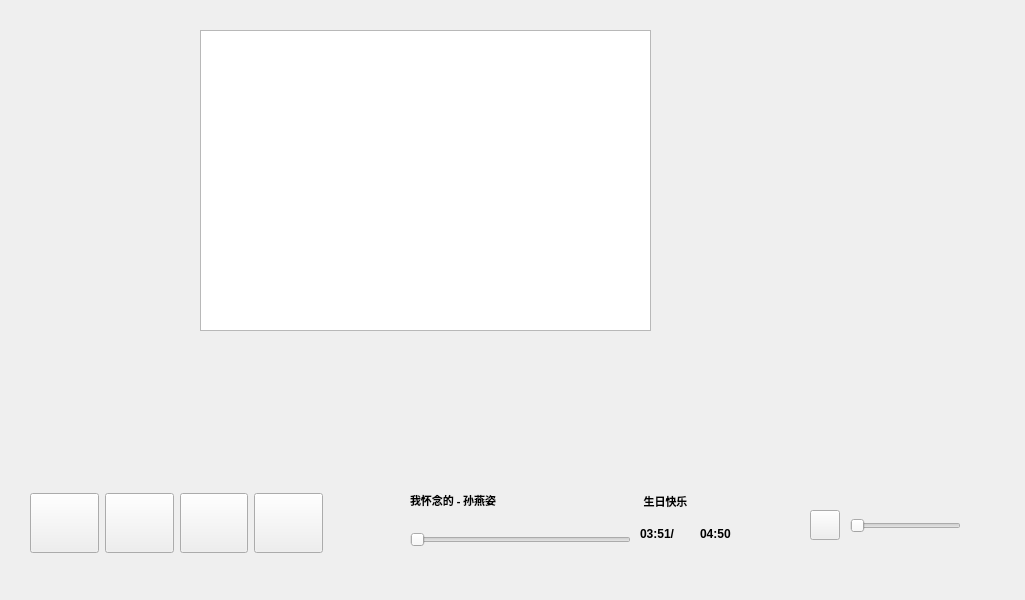
First picture: the form in Player/widget.ui, repository Burningfoam/QtMusicPlayer, before the edit.
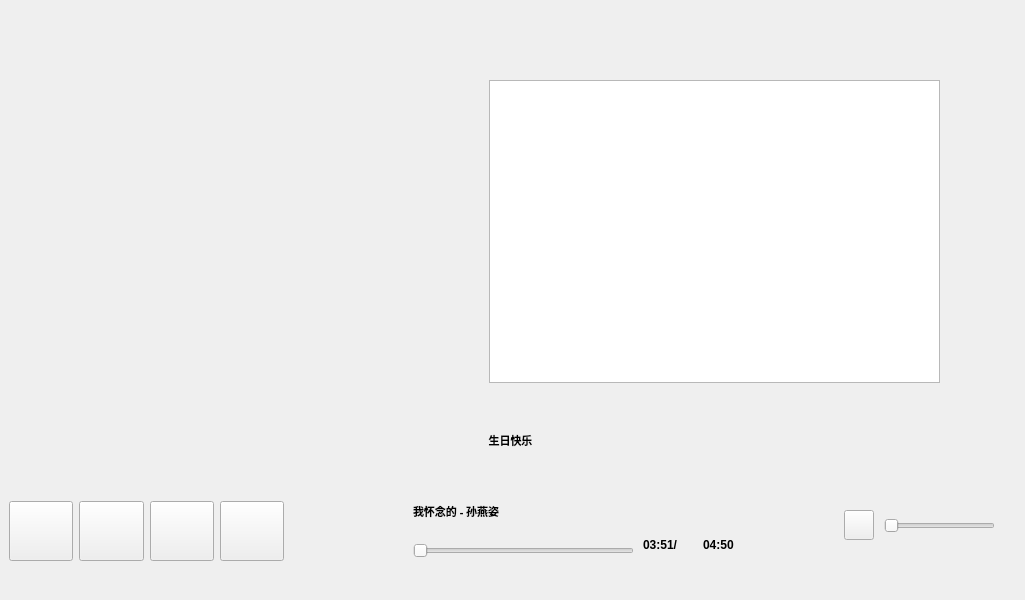
Second picture: the form after the edit. Custom widgets are drawn as their Qt base class.

What changed in the file:
```diff
--- a/Player/widget.ui
+++ b/Player/widget.ui
@@ -13,33 +13,45 @@
   <property name="windowTitle">
    <string>Widget</string>
   </property>
-  <widget class="QListWidget" name="musicList">
+  <widget class="QLabel" name="currentLyric">
    <property name="geometry">
     <rect>
-     <x>200</x>
-     <y>30</y>
-     <width>451</width>
-     <height>301</height>
+     <x>300</x>
+     <y>420</y>
+     <width>421</width>
+     <height>41</height>
     </rect>
    </property>
+   <property name="font">
+    <font>
+     <pointsize>8</pointsize>
+     <bold>true</bold>
+    </font>
+   </property>
+   <property name="text">
+    <string>生日快乐</string>
+   </property>
+   <property name="alignment">
+    <set>Qt::AlignCenter</set>
+   </property>
   </widget>
-  <widget class="QWidget" name="widget_4" native="true">
+  <widget class="QWidget" name="">
    <property name="geometry">
     <rect>
-     <x>20</x>
-     <y>460</y>
-     <width>971</width>
-     <height>121</height>
+     <x>0</x>
+     <y>480</y>
+     <width>1015</width>
+     <height>103</height>
     </rect>
    </property>
+   <layout class="QHBoxLayout" name="horizontalLayout_3">
+    <item>
    <widget class="QWidget" name="widget" native="true">
-    <property name="geometry">
-     <rect>
-      <x>10</x>
-      <y>20</y>
+      <property name="minimumSize">
+       <size>
       <width>293</width>
       <height>86</height>
-     </rect>
+       </size>
     </property>
     <layout class="QHBoxLayout" name="horizontalLayout">
      <item>
@@ -96,14 +108,33 @@
      </item>
     </layout>
    </widget>
+    </item>
+    <item>
+     <spacer name="horizontalSpacer_2">
+      <property name="minimumSize">
+       <size>
+        <width>21</width>
+        <height>23</height>
+       </size>
+      </property>
+      <property name="orientation">
+       <enum>Qt::Horizontal</enum>
+      </property>
+      <property name="sizeHint" stdset="0">
+       <size>
+        <width>18</width>
+        <height>20</height>
+       </size>
+      </property>
+     </spacer>
+    </item>
+    <item>
    <widget class="QWidget" name="widget_2" native="true">
-    <property name="geometry">
-     <rect>
-      <x>310</x>
-      <y>9</y>
+      <property name="minimumSize">
+       <size>
       <width>461</width>
       <height>101</height>
-     </rect>
+       </size>
     </property>
     <widget class="QLabel" name="albumPic">
      <property name="geometry">
@@ -193,37 +224,34 @@
       <string>04:50</string>
      </property>
     </widget>
-    <widget class="QLabel" name="currentLyric">
-     <property name="geometry">
-      <rect>
-       <x>220</x>
-       <y>12</y>
-       <width>231</width>
-       <height>41</height>
-      </rect>
-     </property>
-     <property name="font">
-      <font>
-       <pointsize>8</pointsize>
-       <bold>true</bold>
-      </font>
-     </property>
-     <property name="text">
-      <string>生日快乐</string>
-     </property>
-     <property name="alignment">
-      <set>Qt::AlignCenter</set>
-     </property>
-    </widget>
-   </widget>
+     </widget>
+    </item>
+    <item>
+     <spacer name="horizontalSpacer_3">
+      <property name="minimumSize">
+       <size>
+        <width>21</width>
+        <height>23</height>
+       </size>
+      </property>
+      <property name="orientation">
+       <enum>Qt::Horizontal</enum>
+      </property>
+      <property name="sizeHint" stdset="0">
+       <size>
+        <width>18</width>
+        <height>20</height>
+       </size>
+      </property>
+     </spacer>
+    </item>
+    <item>
    <widget class="QWidget" name="widget_3" native="true">
-    <property name="geometry">
-     <rect>
-      <x>780</x>
-      <y>20</y>
+      <property name="minimumSize">
+       <size>
       <width>181</width>
       <height>80</height>
-     </rect>
+       </size>
     </property>
     <widget class="QSlider" name="soundBar">
      <property name="geometry">
@@ -252,8 +280,69 @@
      </property>
     </widget>
    </widget>
+    </item>
+   </layout>
   </widget>
- </widget>
+  <widget class="QWidget" name="">
+   <property name="geometry">
+    <rect>
+     <x>111</x>
+     <y>80</y>
+     <width>829</width>
+     <height>303</height>
+    </rect>
+   </property>
+   <layout class="QHBoxLayout" name="horizontalLayout_2">
+    <item>
+     <widget class="RotateWidget" name="PostWidget" native="true">
+      <property name="minimumSize">
+       <size>
+        <width>300</width>
+        <height>300</height>
+       </size>
+      </property>
+     </widget>
+    </item>
+    <item>
+     <spacer name="horizontalSpacer">
+      <property name="orientation">
+       <enum>Qt::Horizontal</enum>
+      </property>
+      <property name="sizeHint" stdset="0">
+       <size>
+        <width>58</width>
+        <height>20</height>
+       </size>
+      </property>
+     </spacer>
+    </item>
+    <item>
+     <widget class="QListWidget" name="musicList">
+      <property name="sizePolicy">
+       <sizepolicy hsizetype="Preferred" vsizetype="Preferred">
+        <horstretch>0</horstretch>
+        <verstretch>0</verstretch>
+       </sizepolicy>
+      </property>
+      <property name="minimumSize">
+       <size>
+        <width>451</width>
+        <height>301</height>
+       </size>
+      </property>
+     </widget>
+    </item>
+   </layout>
+  </widget>
+ </widget>
+ <customwidgets>
+  <customwidget>
+   <class>RotateWidget</class>
+   <extends>QWidget</extends>
+   <header location="global">rotatewidget.h</header>
+   <container>1</container>
+  </customwidget>
+ </customwidgets>
  <resources/>
  <connections/>
 </ui>
```
Lines whose indentation alone changed are shown as unchanged.
